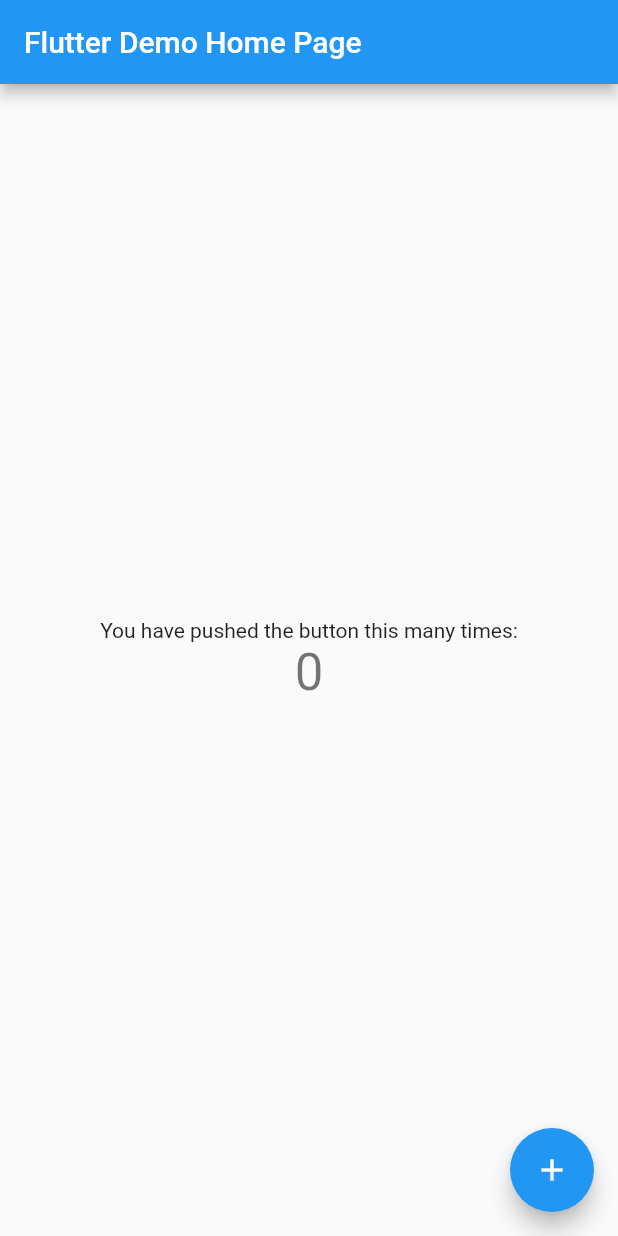
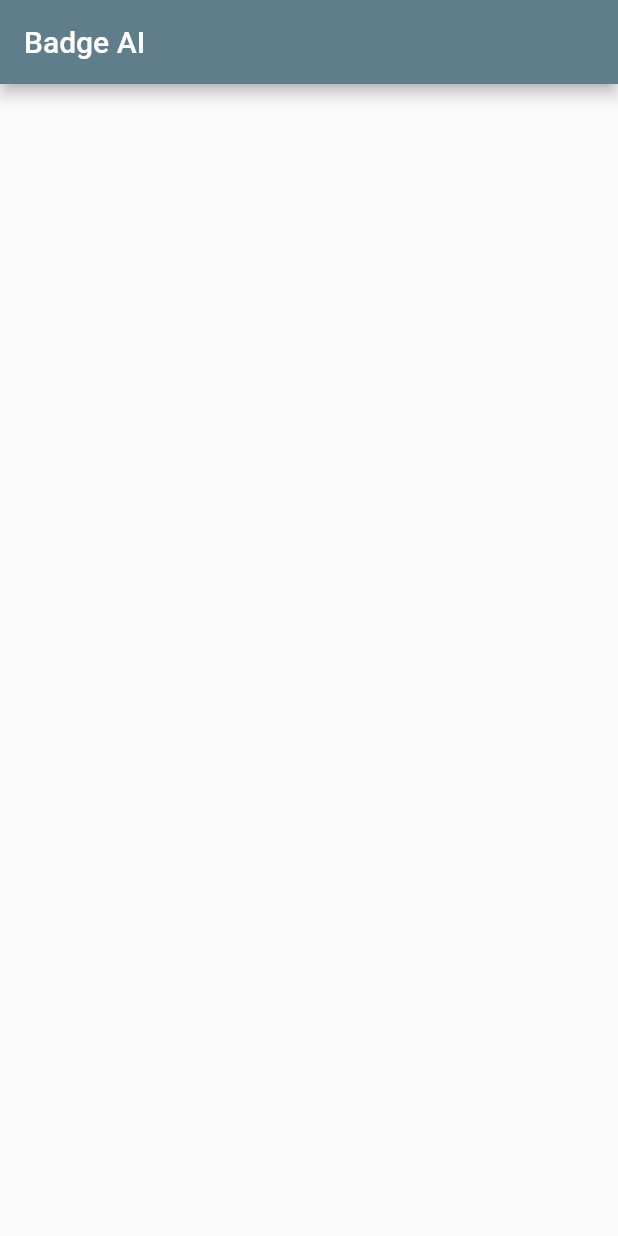
Before and after one commit to AmitTzah/Badge_AI, a Flutter app: the screen it shows after launch, on a phone screen of 412 x 824 dp. Run offline on Flutter 3.47's test engine with Material 2 defaults, Android fonts, the phone set to English and light mode, and no system bars.

Commit message:
added folders and home_page.dart

```diff
--- a/lib/main.dart
+++ b/lib/main.dart
@@ -1,4 +1,7 @@
+import 'package:badge_ai/pages/home_page.dart';
 import 'package:flutter/material.dart';
+
+
 
 void main() {
   runApp(const MyApp());
@@ -11,105 +14,11 @@ class MyApp extends StatelessWidget {
   @override
   Widget build(BuildContext context) {
     return MaterialApp(
-      title: 'Flutter Demo',
       theme: ThemeData(
-        // This is the theme of your application.
-        //
-        // Try running your application with "flutter run". You'll see the
-        // application has a blue toolbar. Then, without quitting the app, try
-        // changing the primarySwatch below to Colors.green and then invoke
-        // "hot reload" (press "r" in the console where you ran "flutter run",
-        // or simply save your changes to "hot reload" in a Flutter IDE).
-        // Notice that the counter didn't reset back to zero; the application
-        // is not restarted.
-        primarySwatch: Colors.blue,
+
+        primarySwatch: Colors.blueGrey,
       ),
-      home: const MyHomePage(title: 'Flutter Demo Home Page'),
+      home: HomePage(),
     );
   }
 }
-
-class MyHomePage extends StatefulWidget {
-  const MyHomePage({Key? key, required this.title}) : super(key: key);
-
-  // This widget is the home page of your application. It is stateful, meaning
-  // that it has a State object (defined below) that contains fields that affect
-  // how it looks.
-
-  // This class is the configuration for the state. It holds the values (in this
-  // case the title) provided by the parent (in this case the App widget) and
-  // used by the build method of the State. Fields in a Widget subclass are
-  // always marked "final".
-
-  final String title;
-
-  @override
-  State<MyHomePage> createState() => _MyHomePageState();
-}
-
-class _MyHomePageState extends State<MyHomePage> {
-  int _counter = 0;
-
-  void _incrementCounter() {
-    setState(() {
-      // This call to setState tells the Flutter framework that something has
-      // changed in this State, which causes it to rerun the build method below
-      // so that the display can reflect the updated values. If we changed
-      // _counter without calling setState(), then the build method would not be
-      // called again, and so nothing would appear to happen.
-      _counter++;
-    });
-  }
-
-  @override
-  Widget build(BuildContext context) {
-    // This method is rerun every time setState is called, for instance as done
-    // by the _incrementCounter method above.
-    //
-    // The Flutter framework has been optimized to make rerunning build methods
-    // fast, so that you can just rebuild anything that needs updating rather
-    // than having to individually change instances of widgets.
-    return Scaffold(
-      appBar: AppBar(
-        // Here we take the value from the MyHomePage object that was created by
-        // the App.build method, and use it to set our appbar title.
-        title: Text(widget.title),
-      ),
-      body: Center(
-        // Center is a layout widget. It takes a single child and positions it
-        // in the middle of the parent.
-        child: Column(
-          // Column is also a layout widget. It takes a list of children and
-          // arranges them vertically. By default, it sizes itself to fit its
-          // children horizontally, and tries to be as tall as its parent.
-          //
-          // Invoke "debug painting" (press "p" in the console, choose the
-          // "Toggle Debug Paint" action from the Flutter Inspector in Android
-          // Studio, or the "Toggle Debug Paint" command in Visual Studio Code)
-          // to see the wireframe for each widget.
-          //
-          // Column has various properties to control how it sizes itself and
-          // how it positions its children. Here we use mainAxisAlignment to
-          // center the children vertically; the main axis here is the vertical
-          // axis because Columns are vertical (the cross axis would be
-          // horizontal).
-          mainAxisAlignment: MainAxisAlignment.center,
-          children: <Widget>[
-            const Text(
-              'You have pushed the button this many times:',
-            ),
-            Text(
-              '$_counter',
-              style: Theme.of(context).textTheme.headline4,
-            ),
-          ],
-        ),
-      ),
-      floatingActionButton: FloatingActionButton(
-        onPressed: _incrementCounter,
-        tooltip: 'Increment',
-        child: const Icon(Icons.add),
-      ), // This trailing comma makes auto-formatting nicer for build methods.
-    );
-  }
-}
--- /dev/null
+++ b/lib/pages/home_page.dart
@@ -0,0 +1,17 @@
+import 'package:flutter/material.dart';
+
+class HomePage extends StatefulWidget {
+  HomePage({Key? key}) : super(key: key);
+
+  @override
+  _HomePageState createState() => _HomePageState();
+}
+
+class _HomePageState extends State<HomePage> {
+  @override
+  Widget build(BuildContext context) {
+    return Scaffold(
+      appBar: AppBar(title: Text('Badge AI'),),
+    );
+  }
+}
```
Also changed, not shown: 1 other file.
